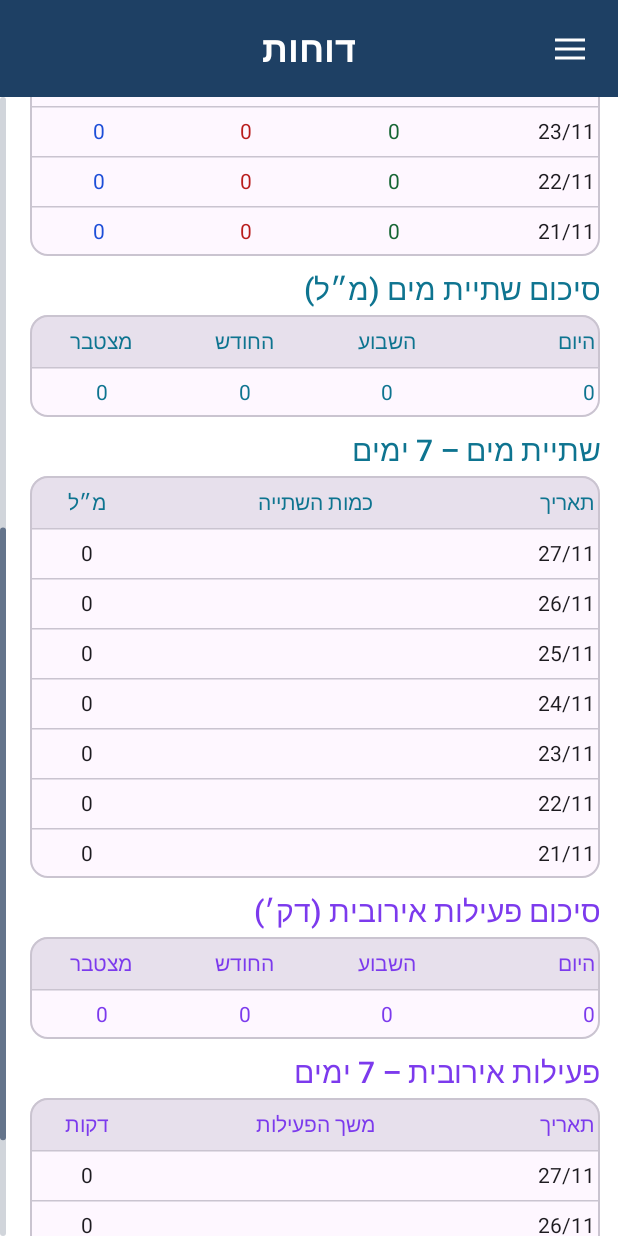
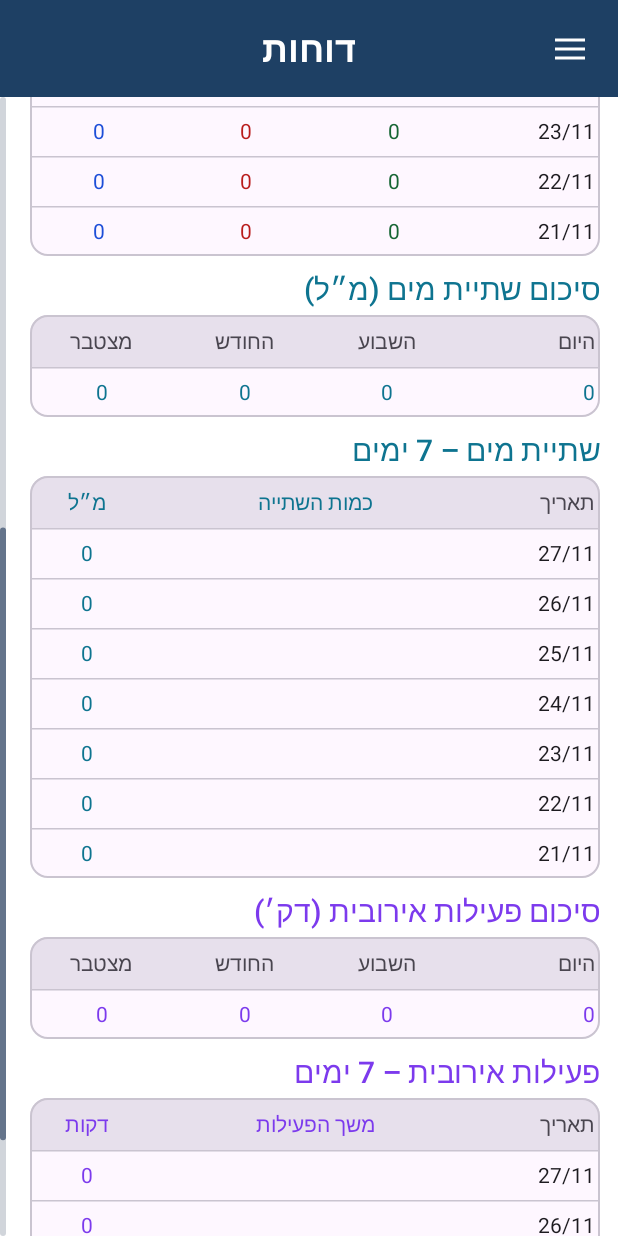
Before and after one commit to shabydevelop-code/LifeTrack, an Android app built with Jetpack Compose: the ReportsScreen screen opened through its navigation route, scrolled down 531 dp, on a phone screen of 412 x 824 dp. Run offline under Robolectric (Android 15) with nearby library versions, the phone set to English and light mode, and no system bars.

Commit message:
Apply consistent semantic metric colors across reports and history

```diff
--- a/app/src/main/java/com/shabydevelop/eattrack/ActivityReport.kt
+++ b/app/src/main/java/com/shabydevelop/eattrack/ActivityReport.kt
@@ -12,7 +12,6 @@ import androidx.compose.runtime.saveable.rememberSaveable
 import androidx.compose.ui.Modifier
 import androidx.compose.ui.Alignment
 import androidx.compose.ui.semantics.*
-import androidx.compose.ui.text.style.TextAlign
 import androidx.compose.ui.unit.dp
 
 enum class ActivityKind(val label: String) {
@@ -65,10 +64,10 @@ internal fun ActivitySummary(report: ActivityReport) {
     Column(Modifier.fillMaxWidth(), verticalArrangement = Arrangement.spacedBy(UiSpacing.small)) {
         SectionHeader("סיכום פעילות אירובית (דק׳)", UiColors.aerobic)
         OutlinedCard(Modifier.fillMaxWidth()) {
-            TableHeading(entries.map { it.first }, weights, List(4) { UiColors.aerobic })
+            TableHeading(entries.map { it.first }, weights)
             HorizontalDivider()
             TableLine(weights, Modifier.padding(vertical = UiSpacing.normal)) { i ->
-                Text(entries[i].second.minutes.toString(), color = UiColors.aerobic, style = UiTypography.tableCell, textAlign = TextAlign.Center,
+                MetricValue(entries[i].second.minutes.toString(), UiColors.aerobic,
                     modifier = Modifier.clearAndSetSemantics { contentDescription = "${entries[i].first}: ${entries[i].second.minutes} דקות" })
             }
         }
@@ -82,7 +81,7 @@ internal fun ActivityChart(days: List<ActivityDay>) {
     Column(Modifier.fillMaxWidth(), verticalArrangement = Arrangement.spacedBy(UiSpacing.small)) {
         SectionHeader("פעילות אירובית – 7 ימים", UiColors.aerobic)
         OutlinedCard(Modifier.fillMaxWidth()) {
-            TableHeading(listOf("תאריך", "משך הפעילות", "דקות"), weights, List(3) { UiColors.aerobic })
+            TableHeading(listOf("תאריך", "משך הפעילות", "דקות"), weights, listOf(MaterialTheme.colorScheme.onSurfaceVariant, UiColors.aerobic, UiColors.aerobic))
             days.forEach { day ->
                 HorizontalDivider()
                 TableLine(weights, Modifier.padding(vertical = UiSpacing.normal).clearAndSetSemantics {
@@ -93,7 +92,7 @@ internal fun ActivityChart(days: List<ActivityDay>) {
                         1 -> Box(Modifier.fillMaxWidth().height(UiSpacing.medium)) {
                             Box(Modifier.fillMaxWidth(day.stats.minutes.toFloat()/max.toFloat()).fillMaxHeight().background(UiColors.aerobic))
                         }
-                        else -> Text(day.stats.minutes.toString(), style = UiTypography.tableCell, textAlign = TextAlign.Center)
+                        else -> MetricValue(day.stats.minutes.toString(), UiColors.aerobic)
                     }
                 }
             }
--- a/app/src/main/java/com/shabydevelop/eattrack/HistoryScreen.kt
+++ b/app/src/main/java/com/shabydevelop/eattrack/HistoryScreen.kt
@@ -148,6 +148,6 @@ private fun HistoryCells(timeWidth: androidx.compose.ui.unit.Dp, time: String, t
         Text(time, modifier = Modifier.width(timeWidth), style = if (heading) style else style.copy(textDirection = TextDirection.Ltr),
             textAlign = TextAlign.Center, softWrap = false, maxLines = 1)
         Text(type, modifier = Modifier.weight(1f).padding(horizontal = UiSpacing.cell), style = style, color = typeColor, textAlign = TextAlign.Center)
-        Text(details, modifier = Modifier.weight(1.4f).padding(horizontal = UiSpacing.cell), style = style, textAlign = TextAlign.Center)
+        Text(details, modifier = Modifier.weight(1.4f).padding(horizontal = UiSpacing.cell), style = style, color = typeColor, textAlign = TextAlign.Center)
     }
 }
--- a/app/src/main/java/com/shabydevelop/eattrack/ReportTable.kt
+++ b/app/src/main/java/com/shabydevelop/eattrack/ReportTable.kt
@@ -39,6 +39,11 @@ internal fun TableHeading(labels: List<String>, weights: List<Float>, colors: Li
 }
 
 @Composable
+internal fun MetricValue(value: String, color: Color, modifier: Modifier = Modifier) {
+    Text(value, modifier = modifier, color = color, style = UiTypography.tableCell, textAlign = TextAlign.Center)
+}
+
+@Composable
 internal fun PeriodTable(rows: List<PeriodRow>, showRanges: Boolean) {
     val weights = if (showRanges) listOf(1.5f, 1f, 1.15f, 1f) else listOf(1f, 1f, 1.15f, 1f)
     OutlinedCard(Modifier.fillMaxWidth()) {
@@ -51,7 +56,7 @@ internal fun PeriodTable(rows: List<PeriodRow>, showRanges: Boolean) {
                 if (i == 0) Column {
                     Text(row.label, style = UiTypography.tableCell)
                     if (showRanges) Text(row.range, style = UiTypography.supporting)
-                } else Text(row.counts[i-1].toString(), textAlign = TextAlign.Center, style = UiTypography.tableCell)
+                } else MetricValue(row.counts[i-1].toString(), reportColors[i-1])
             }
         }
     }
@@ -77,7 +82,7 @@ internal fun DailySummary(report: EatingReport) {
                 TableLine(weights, Modifier.padding(vertical = UiSpacing.normal, horizontal = UiSpacing.normal)
                     .clearAndSetSemantics { contentDescription = "${row.label}: ${row.value}" }) { i ->
                     if (i == 0) Text(row.label, color = row.color, style = UiTypography.tableCell)
-                    else Text(row.value, style = UiTypography.tableCell, textAlign = TextAlign.Center)
+                    else MetricValue(row.value, row.color)
                 }
             }
         }
--- a/app/src/main/java/com/shabydevelop/eattrack/ReportsScreen.kt
+++ b/app/src/main/java/com/shabydevelop/eattrack/ReportsScreen.kt
@@ -48,7 +48,7 @@ private fun EatingChart(days: List<DayCount>) {
                     else {
                         val count = counts[i - 1]
                         val color = reportColors[i - 1]
-                        Text(count.toString(), color = color, style = UiTypography.tableCell)
+                        MetricValue(count.toString(), color)
                     }
                 }
             }
--- a/app/src/main/java/com/shabydevelop/eattrack/WaterReport.kt
+++ b/app/src/main/java/com/shabydevelop/eattrack/WaterReport.kt
@@ -11,7 +11,6 @@ import androidx.compose.ui.Modifier
 import androidx.compose.ui.Alignment
 import androidx.compose.ui.semantics.*
 import androidx.compose.ui.text.input.KeyboardType
-import androidx.compose.ui.text.style.TextAlign
 
 data class WaterStats(val count: Long = 0, val milliliters: Long = 0)
 data class WaterDay(val label: String, val stats: WaterStats)
@@ -50,10 +49,10 @@ internal fun WaterSummary(report: WaterReport) {
     Column(Modifier.fillMaxWidth(), verticalArrangement = Arrangement.spacedBy(UiSpacing.small)) {
         SectionHeader("סיכום שתיית מים (מ״ל)", UiColors.water)
         OutlinedCard(Modifier.fillMaxWidth()) {
-            TableHeading(entries.map { it.first }, weights, List(4) { UiColors.water })
+            TableHeading(entries.map { it.first }, weights)
             HorizontalDivider()
             TableLine(weights, Modifier.padding(vertical = UiSpacing.normal)) { i ->
-                Text(entries[i].second.milliliters.toString(), color = UiColors.water, style = UiTypography.tableCell, textAlign = TextAlign.Center,
+                MetricValue(entries[i].second.milliliters.toString(), UiColors.water,
                     modifier = Modifier.clearAndSetSemantics { contentDescription = "${entries[i].first}: ${entries[i].second.milliliters} מיליליטר" })
             }
         }
@@ -67,7 +66,7 @@ internal fun WaterChart(days: List<WaterDay>) {
     Column(Modifier.fillMaxWidth(), verticalArrangement = Arrangement.spacedBy(UiSpacing.small)) {
         SectionHeader("שתיית מים – 7 ימים", UiColors.water)
         OutlinedCard(Modifier.fillMaxWidth()) {
-            TableHeading(listOf("תאריך", "כמות השתייה", "מ״ל"), weights, List(3) { UiColors.water })
+            TableHeading(listOf("תאריך", "כמות השתייה", "מ״ל"), weights, listOf(MaterialTheme.colorScheme.onSurfaceVariant, UiColors.water, UiColors.water))
             days.forEach { day ->
                 HorizontalDivider()
                 TableLine(weights, Modifier.padding(vertical = UiSpacing.normal).clearAndSetSemantics {
@@ -78,7 +77,7 @@ internal fun WaterChart(days: List<WaterDay>) {
                         1 -> Box(Modifier.fillMaxWidth().height(UiSpacing.medium)) {
                             Box(Modifier.fillMaxWidth(day.stats.milliliters.toFloat() / max.toFloat()).fillMaxHeight().background(UiColors.water))
                         }
-                        else -> Text(day.stats.milliliters.toString(), style = UiTypography.tableCell, textAlign = TextAlign.Center)
+                        else -> MetricValue(day.stats.milliliters.toString(), UiColors.water)
                     }
                 }
             }
```
Also changed, not shown: 1 other file.
